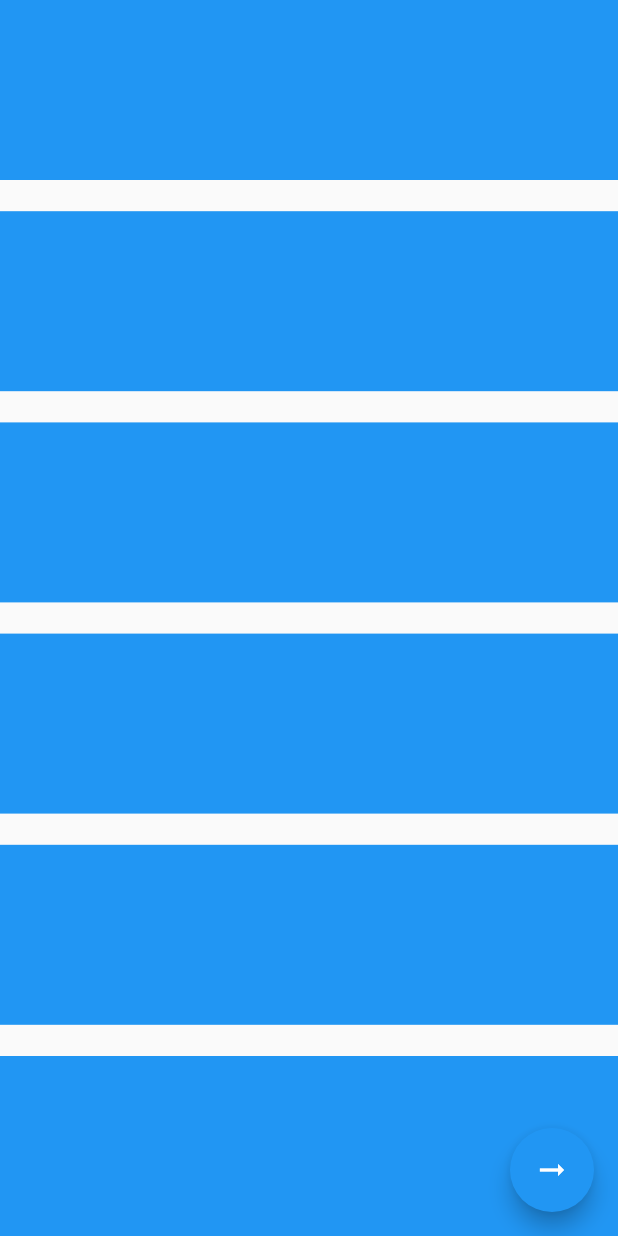
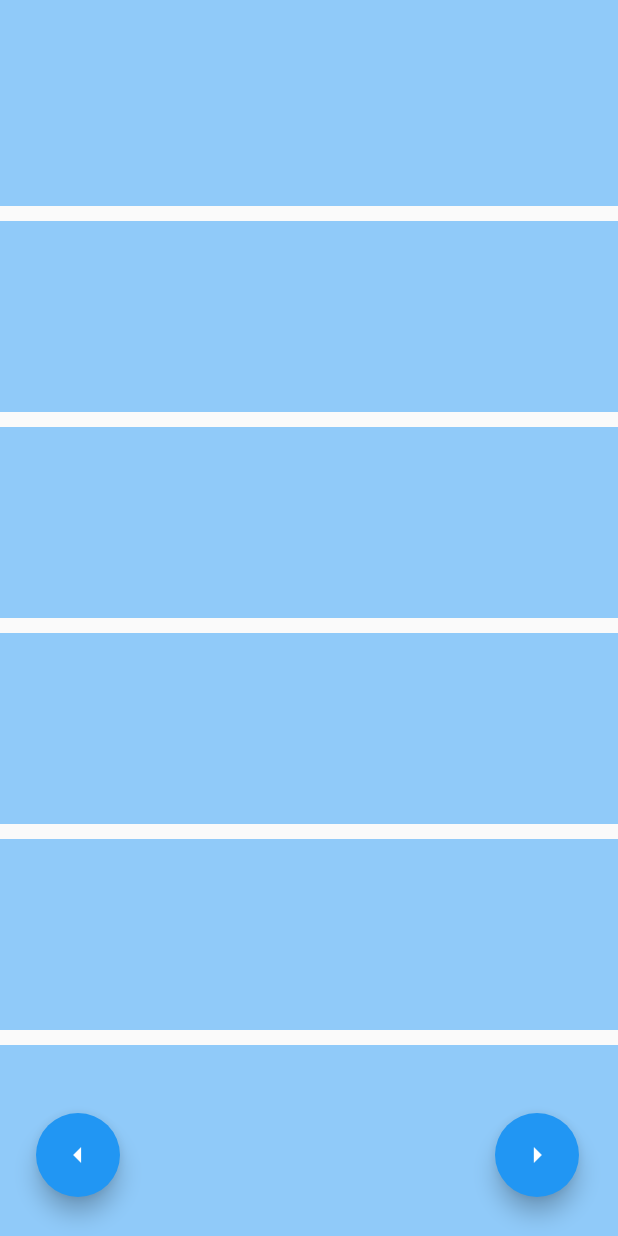
Before and after one commit to Thanh-TCT/buoi1, a Flutter app: the Trang2 screen opened by its route, on a phone screen of 412 x 824 dp. Run offline on Flutter 3.47's test engine with Material 2 defaults, Android fonts, the phone set to English and light mode, and no system bars.

Commit message:
update Trang2

```diff
--- a/lib/pages/trang2.dart
+++ b/lib/pages/trang2.dart
@@ -18,75 +18,52 @@ class _Trang2State extends State<Trang2> {
   @override
   Widget build(BuildContext context) {
     return  Scaffold(
-      floatingActionButton: FloatingActionButton(
-        child :const Icon(Icons.arrow_right_alt),
+      floatingActionButton: Wrap(
+        spacing: 230,
+        direction: Axis.horizontal,
+        children: [
+          Container(
+            margin: const EdgeInsets.all(10),
+      child: FloatingActionButton(
+        heroTag: 'a1',
+
+        child :const Icon(Icons.arrow_left_sharp),
+        onPressed: (){
+          Navigator.push(context,
+          MaterialPageRoute(builder: (context) => const Trang1()));
+        },
+      ),
+          ),
+      Container(
+        margin: const EdgeInsets.all(10),
+      child: FloatingActionButton(
+        heroTag: 'a2',
+        child :const Icon(Icons.arrow_right_sharp),
         onPressed: (){
           Navigator.push(context,
           MaterialPageRoute(builder: (context) => const Trang3()));
         },
       ),
-      body : Column(
 
-        mainAxisAlignment: MainAxisAlignment.spaceBetween,
-        children: [
-          SizedBox(height: 120,
-            child: Expanded(
-              child: Container(
-                  color : Colors.blue,
-                ),
-            ),
-          ),
-          SizedBox(height: 120,
-            child: Expanded(child:
-              Container(
-                color : Colors.blue,
-              ),),
-          ),
-            SizedBox(height: 120,
-              child: Expanded(child:
-              Container (
-                color : Colors.blue,
-              ),),
-            ),
-            SizedBox(height: 120,
-              child: Expanded(child:
-              Container(
-                color : Colors.blue,
-              ),),
-            ),
-            SizedBox(height: 120,
-              child: Expanded(child:
-              Container(
-                color : Colors.blue,
-              ),),
-            ),
-            SizedBox(height: 120,
-              child: Expanded(child:
-              Container(
-                color : Colors.blue,
-              ),),
-            ),
+      )
+        ]
+    ),
 
 
 
 
 
+      body : Column(
 
-
-
-        ],
+        mainAxisAlignment: MainAxisAlignment.spaceBetween,
+        children:
+        List.generate(6, (index) => Expanded(child: Container(
+          margin: EdgeInsets.only(top: index !=0 ? 10 :0),
+          color: Colors.blue[200],
+        )))
       ),
 
       );
-    Stack(
-      children: [
-        ElevatedButton (
-          child : Container (),
-          onPressed: (){
-            Navigator.pushNamed(context, Trang1.name);
-          },
-        ),
-      ],
-    );
+
   }
 }
```
